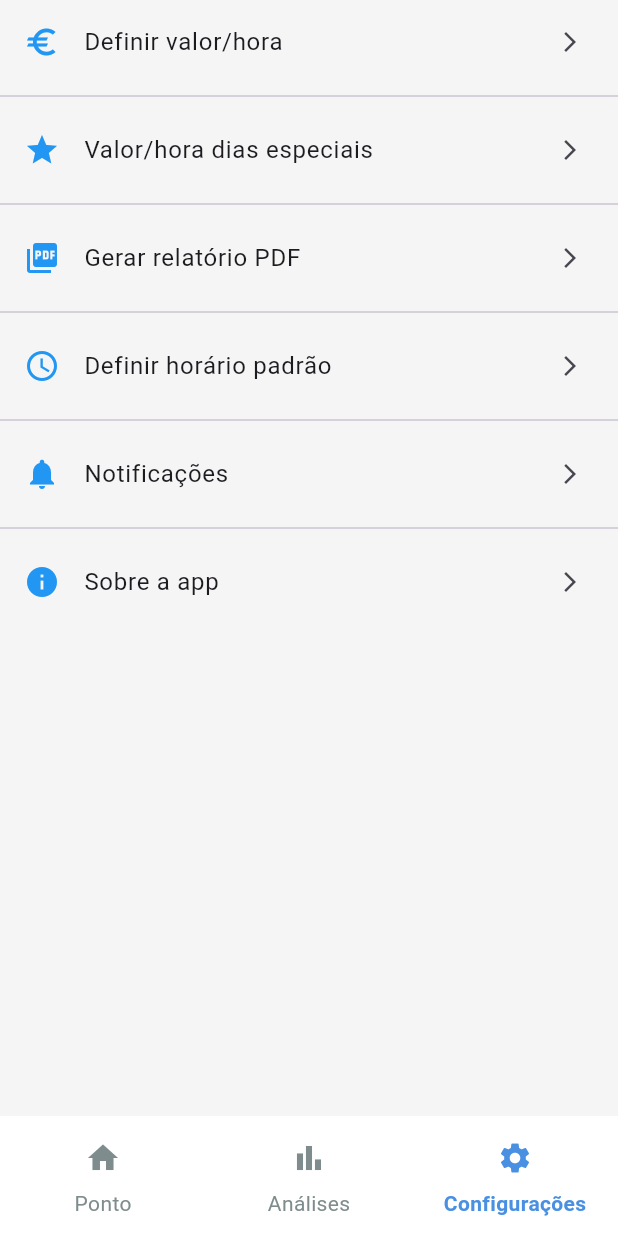
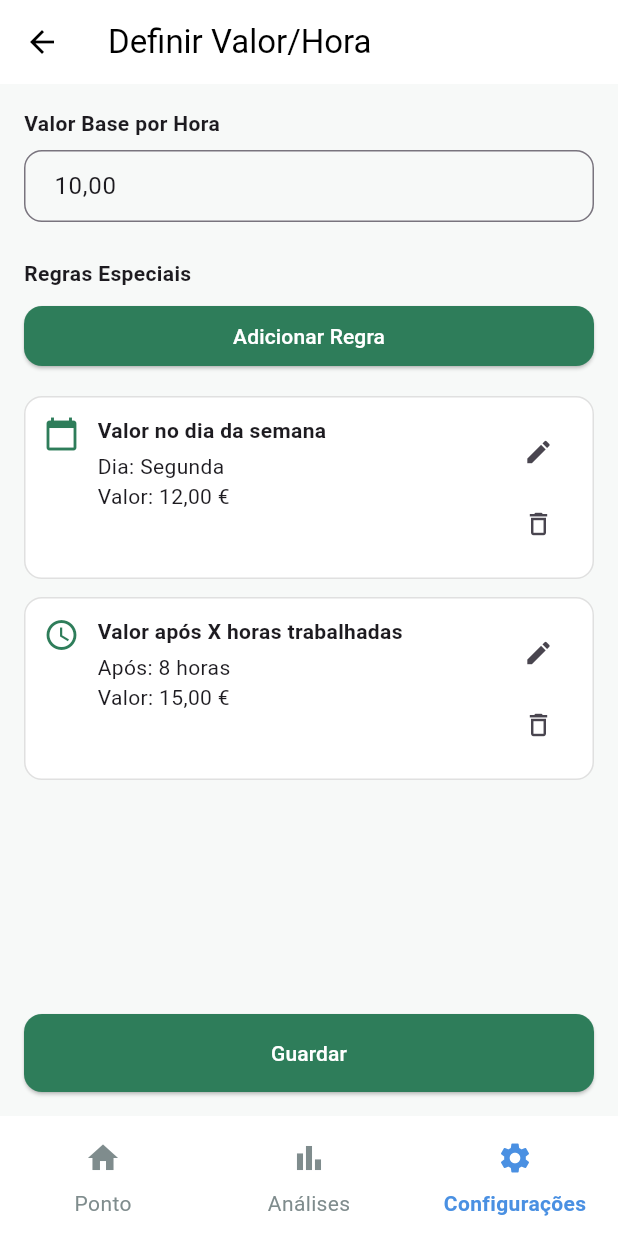
Before and after one commit to srcast/OnTime, a Flutter app: the ConfigurationsPage screen opened by its route, after a tap on "Definir valor/hora", on a phone screen of 412 x 824 dp. Run offline on Flutter 3.47's test engine with Material 3 defaults, Android fonts, the phone set to English and light mode, and no system bars; our stand-ins replace device_preview, drift, flutter_slidable, get_it, go_router; accounts and stored records are empty; generated files the repository leaves out were written again.

Commit message:
Home Page, Configurations Page
- Finish funtionality to update point
- Starting development of configurations page

```diff
--- a/on_time/lib/database/locator.dart
+++ b/on_time/lib/database/locator.dart
@@ -8,5 +8,5 @@ GetIt locator = GetIt.instance;
 void setup() {
   locator.registerLazySingleton(() => AppDatabase());
   locator.registerLazySingleton(() => PointsService(locator<AppDatabase>()));
-  locator.registerFactory(() => HomePageViewModel(locator<PointsService>()));
+  locator.registerFactory(() => HomePageVM(locator<PointsService>()));
 }
--- a/on_time/lib/layout/widgets/activity_card.dart
+++ b/on_time/lib/layout/widgets/activity_card.dart
@@ -16,12 +16,6 @@ class ActivityCard extends StatelessWidget {
 
     return Column(
       children: [
-        if (getIn && index > 0) ...[
-          SizedBox(height: 10),
-          Center(child: Text(Labels.pause)),
-          SizedBox(height: 10),
-        ],
-
         Card(
           shape: RoundedRectangleBorder(
             borderRadius: BorderRadius.circular(12),
--- a/on_time/lib/main.dart
+++ b/on_time/lib/main.dart
@@ -21,7 +21,7 @@ void main() async {
           create: (context) => AppDatabase(),
           dispose: (context, AppDatabase db) => db.close(),
         ),
-        ChangeNotifierProvider(create: (_) => locator<HomePageViewModel>()),
+        ChangeNotifierProvider(create: (_) => locator<HomePageVM>()),
       ],
       child: DevicePreview(
         builder: (context) {
--- a/on_time/lib/router/app_router.dart
+++ b/on_time/lib/router/app_router.dart
@@ -1,6 +1,7 @@
 import 'package:flutter/cupertino.dart';
 import 'package:flutter/material.dart';
 import 'package:go_router/go_router.dart';
+import 'package:on_time/views/configurations/define_hour_value_config_page.dart';
 
 import '../layout/layout_scaffold.dart';
 import '../../views/analysis_page.dart';
@@ -42,6 +43,10 @@ class AppRouter {
                 path: Routes.configurationsPage,
                 builder: (context, state) => ConfigurationsPage(),
               ),
+              GoRoute(
+                path: Routes.configDegineHourValuePage,
+                builder: (context, state) => DefineValorHoraPage(),
+              ),
             ],
           ),
         ],
--- a/on_time/lib/router/routes.dart
+++ b/on_time/lib/router/routes.dart
@@ -4,4 +4,5 @@ class Routes {
   static const String homePage = '/home';
   static const String analysisPage = '/analysis';
   static const String configurationsPage = '/configurations';
+  static const String configDegineHourValuePage = '/config_define_hour_value';
 }
--- a/on_time/lib/services/points_service.dart
+++ b/on_time/lib/services/points_service.dart
@@ -36,4 +36,9 @@ class PointsService {
   Future<void> deletePoint(Ponto pointToDelete) async {
     (db.delete(db.pontos)..where((p) => p.id.equals(pointToDelete.id))).go();
   }
+
+  Future<int> updatePonto(PontosCompanion pointToUpdate) async {
+    return await (db.update(db.pontos)
+      ..where((p) => p.id.equals(pointToUpdate.id.value))).write(pointToUpdate);
+  }
 }
--- a/on_time/lib/utils/labels.dart
+++ b/on_time/lib/utils/labels.dart
@@ -9,7 +9,19 @@ class Labels {
   static const hourValue = 'Valor/Hora';
   static const profit = 'Ganhos';
   static const cancel = 'Cancelar';
+  static const delete = 'Apagar';
   static const save = 'Guardar';
   static const today = 'Hoje';
   static const noPointsDayMsg = 'Sem pontos registados.';
+  static const deletePointMsg = 'Tem a certeza que pretende apagar este ponto?';
+
+  static const configsListHourValue = 'Definir valor/hora';
+  static const configsListNotifications = 'Notificações';
+
+  static const valuesRuleDayOfWeek = 'Valor no dia da semana';
+  static const valuesRuleAfterXHoursWorked = 'Valor após X horas trabalhadas';
+  static const valuesRuleAfterXHoursWorkedNextYhour =
+      "Valor na hora X após horário normal";
+
+  static const valuesRuleAfterXHour = 'Valor após Hora X';
 }
--- /dev/null
+++ b/on_time/lib/viewmodel/configurations_page_vm.dart
@@ -0,0 +1,28 @@
+import 'package:flutter/widgets.dart';
+import 'package:go_router/go_router.dart';
+import 'package:on_time/models/config_option.dart';
+import 'package:on_time/router/routes.dart';
+import 'package:on_time/utils/labels.dart';
+
+class ConfigurationsPageVM {
+  late List<ConfigOption> _options;
+  ConfigurationsPageVM() {
+    _options = configs;
+  }
+
+  List<ConfigOption> get options => _options;
+
+  void openConfig(BuildContext context, String option) {
+    switch (option) {
+      case Labels.configsListHourValue:
+        context.push(Routes.configDegineHourValuePage);
+        break;
+
+      case Labels.configsListNotifications:
+        break;
+
+      default:
+        break;
+    }
+  }
+}
--- /dev/null
+++ b/on_time/lib/views/configurations/define_hour_value_config_page.dart
@@ -0,0 +1,154 @@
+import 'package:flutter/material.dart';
+
+class DefineValorHoraPage extends StatefulWidget {
+  @override
+  _DefineValorHoraPageState createState() => _DefineValorHoraPageState();
+}
+
+class _DefineValorHoraPageState extends State<DefineValorHoraPage> {
+  final TextEditingController _baseValueController = TextEditingController(
+    text: '10,00',
+  );
+
+  List<Map<String, String>> regrasEspeciais = [
+    {'tipo': 'dia', 'dia': 'Segunda', 'valor': '12,00 €'},
+    {'tipo': 'horas', 'horas': '8', 'valor': '15,00 €'},
+  ];
+
+  @override
+  Widget build(BuildContext context) {
+    return Scaffold(
+      appBar: AppBar(
+        title: Text('Definir Valor/Hora'),
+        leading: BackButton(),
+        backgroundColor: Colors.white,
+        foregroundColor: Colors.black,
+        elevation: 0,
+      ),
+      backgroundColor: Color(0xFFF7F9F8), // cor de fundo clara
+      body: Padding(
+        padding: const EdgeInsets.all(16.0),
+        child: Column(
+          crossAxisAlignment: CrossAxisAlignment.stretch,
+          children: [
+            Text(
+              'Valor Base por Hora',
+              style: TextStyle(fontWeight: FontWeight.bold),
+            ),
+            SizedBox(height: 8),
+            TextField(
+              controller: _baseValueController,
+              keyboardType: TextInputType.number,
+              decoration: InputDecoration(
+                contentPadding: EdgeInsets.symmetric(
+                  horizontal: 16,
+                  vertical: 12,
+                ),
+                border: OutlineInputBorder(
+                  borderRadius: BorderRadius.circular(12),
+                ),
+              ),
+            ),
+            SizedBox(height: 24),
+            Text(
+              'Regras Especiais',
+              style: TextStyle(fontWeight: FontWeight.bold),
+            ),
+            SizedBox(height: 8),
+            ElevatedButton(
+              onPressed: () {
+                // lógica para adicionar nova regra
+              },
+              child: Text('Adicionar Regra'),
+              style: ElevatedButton.styleFrom(
+                backgroundColor: Color(0xFF2E7D5A), // botão verde
+                foregroundColor: Colors.white,
+                shape: RoundedRectangleBorder(
+                  borderRadius: BorderRadius.circular(12),
+                ),
+              ),
+            ),
+            SizedBox(height: 16),
+            Expanded(
+              child: ListView.separated(
+                itemCount: regrasEspeciais.length,
+                separatorBuilder: (_, __) => SizedBox(height: 12),
+                itemBuilder: (context, index) {
+                  final regra = regrasEspeciais[index];
+                  return Container(
+                    padding: EdgeInsets.all(12),
+                    decoration: BoxDecoration(
+                      color: Colors.white,
+                      borderRadius: BorderRadius.circular(12),
+                      border: Border.all(color: Colors.grey.shade300),
+                    ),
+                    child: Row(
+                      crossAxisAlignment: CrossAxisAlignment.start,
+                      children: [
+                        Icon(
+                          regra['tipo'] == 'dia'
+                              ? Icons.calendar_today
+                              : Icons.access_time,
+                          color: Color(0xFF2E7D5A),
+                        ),
+                        SizedBox(width: 12),
+                        Expanded(
+                          child: Column(
+                            crossAxisAlignment: CrossAxisAlignment.start,
+                            children: [
+                              Text(
+                                regra['tipo'] == 'dia'
+                                    ? 'Valor no dia da semana'
+                                    : 'Valor após X horas trabalhadas',
+                                style: TextStyle(fontWeight: FontWeight.bold),
+                              ),
+                              SizedBox(height: 4),
+                              Text(
+                                regra['tipo'] == 'dia'
+                                    ? 'Dia: ${regra['dia']}\nValor: ${regra['valor']}'
+                                    : 'Após: ${regra['horas']} horas\nValor: ${regra['valor']}',
+                              ),
+                            ],
+                          ),
+                        ),
+                        Column(
+                          children: [
+                            IconButton(
+                              icon: Icon(Icons.edit, size: 20),
+                              onPressed: () {},
+                            ),
+                            IconButton(
+                              icon: Icon(Icons.delete_outline, size: 20),
+                              onPressed: () {
+                                setState(() => regrasEspeciais.removeAt(index));
+                              },
+                            ),
+                          ],
+                        ),
+                      ],
+                    ),
+                  );
+                },
+              ),
+            ),
+            SizedBox(height: 16),
+            ElevatedButton(
+              onPressed: () {
+                // lógica para guardar
+              },
+              child: Text('Guardar'),
+              style: ElevatedButton.styleFrom(
+                backgroundColor: Color(0xFF2E7D5A),
+                foregroundColor: Colors.white,
+                padding: EdgeInsets.symmetric(vertical: 16),
+                shape: RoundedRectangleBorder(
+                  borderRadius: BorderRadius.circular(12),
+                ),
+              ),
+            ),
+          ],
+        ),
+      ),
+    );
+  }
+}
--- a/on_time/lib/views/configurations_page.dart
+++ b/on_time/lib/views/configurations_page.dart
@@ -1,30 +1,26 @@
 import 'package:flutter/material.dart';
+import 'package:on_time/utils/colors.dart';
+import 'package:on_time/viewmodel/configurations_page_vm.dart';
 
 class ConfigurationsPage extends StatelessWidget {
-  final List<Map<String, dynamic>> settingsOptions = [
-    {'label': 'Definir valor/hora', 'icon': Icons.euro},
-    {'label': 'Valor/hora dias especiais', 'icon': Icons.star},
-    {'label': 'Gerar relatório PDF', 'icon': Icons.picture_as_pdf},
-    {'label': 'Definir horário padrão', 'icon': Icons.access_time},
-    {'label': 'Notificações', 'icon': Icons.notifications},
-    {'label': 'Sobre a app', 'icon': Icons.info},
-  ];
-
-  ConfigurationsPage({super.key});
+  const ConfigurationsPage({super.key});
 
   @override
   Widget build(BuildContext context) {
+    final vm = ConfigurationsPageVM();
+
     return SafeArea(
+      minimum: EdgeInsets.fromLTRB(0, 20, 0, 20),
       child: ListView.separated(
-        itemCount: settingsOptions.length,
+        itemCount: vm.options.length,
         separatorBuilder: (_, __) => Divider(),
         itemBuilder: (context, index) {
-          final item = settingsOptions[index];
+          final option = vm.options[index];
           return ListTile(
-            leading: Icon(item['icon'], color: Colors.blue),
-            title: Text(item['label']),
+            leading: Icon(option.icon, color: AppColors.labelMediumGray),
+            title: Text(option.label),
             trailing: Icon(Icons.arrow_forward_ios, size: 16),
-            onTap: () {},
+            onTap: () => vm.openConfig(context, option.label),
           );
         },
       ),
```
Also changed, not shown: on_time/lib/layout/widgets/point_modal.dart (+10 -5 lines), on_time/lib/models/config_option.dart (added, +17 -0 lines), on_time/lib/viewmodel/home_page_vm.dart (+30 -6 lines), on_time/lib/views/home_page.dart (+47 -11 lines).
